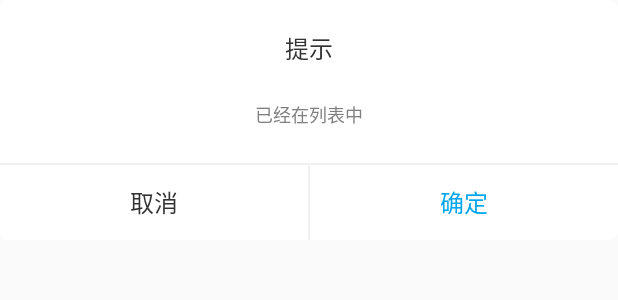
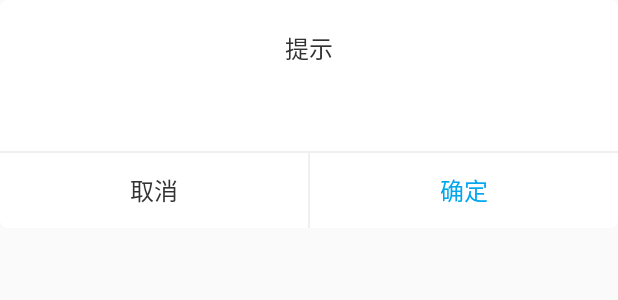
Before and after one commit to dongdongge/Speed, an Android app: the layout custom_alert_dialog_layout.xml on its own in the app's theme, with its tools: preview values and no code run, on a phone screen of 412 x 824 dp. Shown: the top 300 px of the screen. Run offline under Robolectric (Android 15) with nearby library versions, the phone set to English and light mode, and no system bars.

```diff
--- a/app/src/main/java/soyouarehere/imwork/speed/pager/mine/download/CustomAlertDialog.java
+++ b/app/src/main/java/soyouarehere/imwork/speed/pager/mine/download/CustomAlertDialog.java
@@ -115,7 +115,7 @@ public class CustomAlertDialog extends Dialog {
     }
 
     public interface OnClickInterface{
-        void clickSure();
+         void clickSure();
     }
 
 }
--- a/app/src/main/java/soyouarehere/imwork/speed/pager/mine/download/downloading/DownloadIngFragment.java
+++ b/app/src/main/java/soyouarehere/imwork/speed/pager/mine/download/downloading/DownloadIngFragment.java
@@ -38,8 +38,6 @@ public class DownloadIngFragment extends BaseFragment {
 
     @BindView(R.id.downloading_rcy)
     RecyclerView downloadingRcy;
-    @BindView(R.id.tv_msg_down_fragment)
-    TextView textView;
 
     public DownloadIngFragment() {
         // Required empty public constructor
@@ -71,7 +69,7 @@ public class DownloadIngFragment extends BaseFragment {
     public static List<DownloadFileInfo> initData() {
         hashMap = new HashMap<>();
         List<DownloadFileInfo> fileInfos = new ArrayList<>();
-//        for (int i = 0; i < 7; i++) {
+//        for (int i = 0; i < 2; i++) {
 //            DownloadFileInfo info = new DownloadFileInfo("url");
 //            info.setFileName("我不是药神纪录片" + i);
 //            fileInfos.add(info);
--- a/app/src/main/res/layout/custom_alert_dialog_layout.xml
+++ b/app/src/main/res/layout/custom_alert_dialog_layout.xml
@@ -1,7 +1,7 @@
 <?xml version="1.0" encoding="utf-8"?>
 <LinearLayout xmlns:android="http://schemas.android.com/apk/res/android"
     android:layout_width="match_parent"
-    android:layout_height="160dp"
+    android:layout_height="wrap_content"
     android:background="@drawable/custom_alert_dialog_bg"
     android:orientation="vertical">
 
@@ -9,23 +9,28 @@
         android:layout_width="match_parent"
         android:layout_height="44dp"
         android:gravity="center_horizontal|bottom"
+        android:text="提示"
         android:textColor="@color/color_333333"
-        android:textSize="@dimen/dimens_16_font"
-        android:text="提示" />
+        android:textSize="@dimen/dimens_16_font" />
 
     <TextView
         android:id="@+id/tv_msg_custom_alert"
         android:layout_width="match_parent"
-        android:layout_height="60dp"
-        android:layout_weight="3"
+        android:layout_height="wrap_content"
+        android:paddingTop="20dp"
+        android:paddingBottom="20dp"
+        android:paddingLeft="10dp"
+        android:paddingRight="10dp"
         android:gravity="center"
+        android:text=""
         android:textColor="@color/color_gray"
-        android:textSize="@dimen/dimens_12_font"
-        android:text="已经在列表中" />
+        android:textSize="@dimen/dimens_12_font" />
+
     <LinearLayout
         android:layout_width="match_parent"
-        android:background="@color/color_f0f0f0"
-        android:layout_height="1dp"/>
+        android:layout_height="1dp"
+        android:background="@color/color_f0f0f0" />
+
     <LinearLayout
         android:layout_width="match_parent"
         android:layout_height="50dp"
@@ -37,22 +42,24 @@
             android:layout_height="match_parent"
             android:layout_weight="1"
             android:background="@null"
-            android:textSize="@dimen/dimens_16_font"
+            android:text="取消"
             android:textColor="@color/color_333333"
-            android:text="取消" />
+            android:textSize="@dimen/dimens_16_font" />
+
         <LinearLayout
             android:layout_width="1dp"
-            android:background="@color/color_f0f0f0"
-            android:layout_height="match_parent"/>
+            android:layout_height="match_parent"
+            android:background="@color/color_f0f0f0" />
+
         <Button
             android:id="@+id/bt_sure_custom_alert"
             android:layout_width="0dp"
             android:layout_height="match_parent"
             android:layout_weight="1"
+            android:background="@null"
+            android:text="确定"
             android:textColor="@color/AppColor"
-            android:textSize="@dimen/dimens_16_font"
-            android:background="@null"
-            android:text="确定" />
+            android:textSize="@dimen/dimens_16_font" />
     </LinearLayout>
 
 </LinearLayout>
--- a/app/src/main/res/layout/fragment_download_ing.xml
+++ b/app/src/main/res/layout/fragment_download_ing.xml
@@ -4,11 +4,6 @@
     android:orientation="vertical"
     android:layout_height="match_parent">
 
-   <TextView
-       android:id="@+id/tv_msg_down_fragment"
-       android:layout_width="match_parent"
-       android:text="hehe"
-       android:layout_height="wrap_content" />
    <android.support.v7.widget.RecyclerView
        android:id="@+id/downloading_rcy"
        android:layout_width="match_parent"
```
Also changed, not shown: app/build.gradle (+15 -0 lines), app/src/main/java/soyouarehere/imwork/speed/MainActivity.java (+25 -0 lines), app/src/main/java/soyouarehere/imwork/speed/pager/mine/MineFragment.java (+13 -1 lines), app/src/main/java/soyouarehere/imwork/speed/util/MobilePhoneInfo.java (added, +87 -0 lines), 1 other file.
